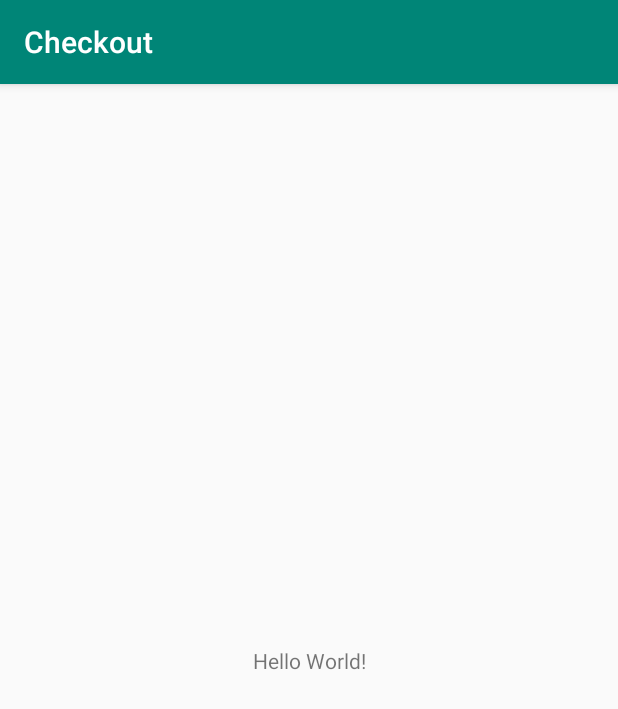
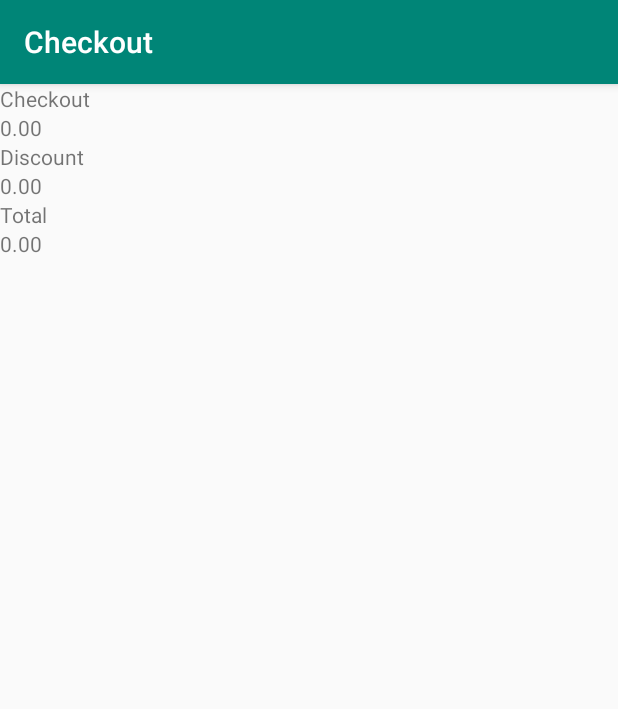
Before and after one commit to monday8am/checkout, an Android app: the screen it shows after launch (MainActivity), on a phone screen of 412 x 824 dp. Shown: the top 709 px of the screen. Run offline under Robolectric (Android 15) with nearby library versions, the phone set to English and light mode, and no system bars; libraries missing offline, so code that uses them is left out: org.rekotlin.

Commit message:
UI components.

```diff
--- a/app/src/main/java/com/monday8am/checkout/MainActivity.kt
+++ b/app/src/main/java/com/monday8am/checkout/MainActivity.kt
@@ -8,5 +8,7 @@ class MainActivity : AppCompatActivity() {
     override fun onCreate(savedInstanceState: Bundle?) {
         super.onCreate(savedInstanceState)
         setContentView(R.layout.activity_main)
+
+
     }
 }
--- /dev/null
+++ b/app/src/main/java/com/monday8am/checkout/ui/TopComponent.kt
@@ -0,0 +1,24 @@
+package com.monday8am.checkout.ui
+
+import android.content.Context
+import android.util.AttributeSet
+import android.view.LayoutInflater
+import android.widget.RelativeLayout
+import com.monday8am.checkout.R
+import com.monday8am.checkout.redux.CheckoutState
+import org.rekotlin.StoreSubscriber
+
+class TopComponent @JvmOverloads constructor(
+    context: Context,
+    attrs: AttributeSet? = null,
+    defStyle: Int = 0,
+    defStyleRes: Int = 0): RelativeLayout(context, attrs, defStyle, defStyleRes), StoreSubscriber<CheckoutState> {
+
+    init {
+        LayoutInflater.from(context).inflate(R.layout.top_component_layout, this)
+    }
+
+    override fun newState(state: CheckoutState) {
+
+    }
+}
--- a/app/src/main/res/layout/activity_main.xml
+++ b/app/src/main/res/layout/activity_main.xml
@@ -7,13 +7,11 @@
         android:layout_height="match_parent"
         tools:context=".MainActivity">
 
-    <TextView
-            android:layout_width="wrap_content"
+    <com.monday8am.checkout.ui.TopComponent
+            android:layout_width="match_parent"
             android:layout_height="wrap_content"
-            android:text="Hello World!"
-            app:layout_constraintBottom_toBottomOf="parent"
-            app:layout_constraintLeft_toLeftOf="parent"
-            app:layout_constraintRight_toRightOf="parent"
-            app:layout_constraintTop_toTopOf="parent"/>
+            app:layout_constraintTop_toTopOf="parent"
+            app:layout_constraintStart_toStartOf="parent"
+            app:layout_constraintEnd_toEndOf="parent" />
 
 </androidx.constraintlayout.widget.ConstraintLayout>
--- /dev/null
+++ b/app/src/main/res/layout/top_component_layout.xml
@@ -0,0 +1,36 @@
+<?xml version="1.0" encoding="utf-8"?>
+<LinearLayout xmlns:android="http://schemas.android.com/apk/res/android"
+              android:orientation="vertical"
+              android:layout_width="match_parent"
+              android:layout_height="match_parent">
+    <TextView
+            android:text="Checkout"
+            android:layout_width="match_parent"
+            android:layout_height="wrap_content"
+            android:id="@+id/resultHeaderTexView"/>
+    <TextView
+            android:text="0.00"
+            android:layout_width="match_parent"
+            android:layout_height="wrap_content"
+            android:id="@+id/resultValueTextView"/>
+    <TextView
+            android:text="Discount"
+            android:layout_width="match_parent"
+            android:layout_height="wrap_content"
+            android:id="@+id/discountHeaderTextView"/>
+    <TextView
+            android:text="0.00"
+            android:layout_width="match_parent"
+            android:layout_height="wrap_content"
+            android:id="@+id/discountValueTextView"/>
+    <TextView
+            android:text="Total"
+            android:layout_width="match_parent"
+            android:layout_height="wrap_content"
+            android:id="@+id/totalHeaderTextView"/>
+    <TextView
+            android:text="0.00"
+            android:layout_width="match_parent"
+            android:layout_height="wrap_content"
+            android:id="@+id/totalValueTextView"/>
+</LinearLayout>
```
